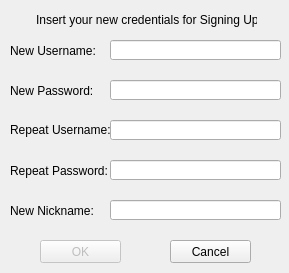
The window that PDS_client_server_v3/PDS_Notepad_Client/ui/signupdialog.ui (RolandDeschainRPW/PDS_Project) describes before a commit, drawn with Qt 5.
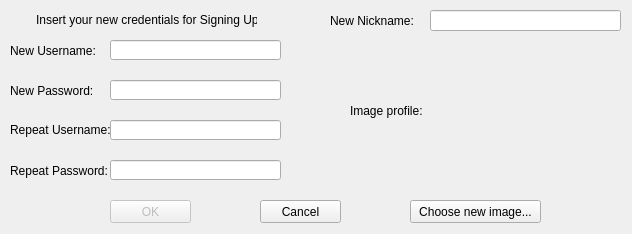
The same window after the commit. Icons and pictures are not drawn.

Commit message: Upload of profile pic to Server.

Patch:
```diff
--- a/PDS_client_server_v3/PDS_Notepad_Client/ui/signupdialog.ui
+++ b/PDS_client_server_v3/PDS_Notepad_Client/ui/signupdialog.ui
@@ -6,8 +6,8 @@
    <rect>
     <x>0</x>
     <y>0</y>
-    <width>289</width>
-    <height>273</height>
+    <width>632</width>
+    <height>234</height>
    </rect>
   </property>
   <property name="windowTitle">
@@ -145,8 +145,8 @@
    </property>
    <property name="geometry">
     <rect>
-     <x>40</x>
-     <y>240</y>
+     <x>110</x>
+     <y>200</y>
      <width>81</width>
      <height>23</height>
     </rect>
@@ -158,8 +158,8 @@
   <widget class="QPushButton" name="cancelButton">
    <property name="geometry">
     <rect>
-     <x>170</x>
-     <y>240</y>
+     <x>260</x>
+     <y>200</y>
      <width>81</width>
      <height>23</height>
     </rect>
@@ -171,8 +171,8 @@
   <widget class="QLabel" name="NewNicknameLabel">
    <property name="geometry">
     <rect>
-     <x>10</x>
-     <y>200</y>
+     <x>330</x>
+     <y>10</y>
      <width>101</width>
      <height>21</height>
     </rect>
@@ -187,12 +187,60 @@
   <widget class="QLineEdit" name="newNicknameLineEdit">
    <property name="geometry">
     <rect>
-     <x>110</x>
+     <x>430</x>
+     <y>10</y>
+     <width>191</width>
+     <height>21</height>
+    </rect>
+   </property>
+  </widget>
+  <widget class="QLabel" name="imageStatusLabel">
+   <property name="geometry">
+    <rect>
+     <x>350</x>
+     <y>100</y>
+     <width>81</width>
+     <height>21</height>
+    </rect>
+   </property>
+   <property name="text">
+    <string>Image profile:</string>
+   </property>
+   <property name="buddy">
+    <cstring>imageLabel</cstring>
+   </property>
+  </widget>
+  <widget class="QLabel" name="imageLabel">
+   <property name="geometry">
+    <rect>
+     <x>460</x>
+     <y>50</y>
+     <width>121</width>
+     <height>121</height>
+    </rect>
+   </property>
+   <property name="text">
+    <string/>
+   </property>
+   <property name="pixmap">
+    <pixmap resource="../notepad.qrc">:/images/default_profile_pic.png</pixmap>
+   </property>
+   <property name="scaledContents">
+    <bool>true</bool>
+   </property>
+  </widget>
+  <widget class="QPushButton" name="newImageButton">
+   <property name="geometry">
+    <rect>
+     <x>410</x>
      <y>200</y>
-     <width>171</width>
-     <height>20</height>
+     <width>131</width>
+     <height>23</height>
     </rect>
    </property>
+   <property name="text">
+    <string>Choose new image...</string>
+   </property>
   </widget>
  </widget>
  <resources/>
```
Left out of the diff: 4 changed lines with no effect on the pictures. The commit also changes 45 other files.
